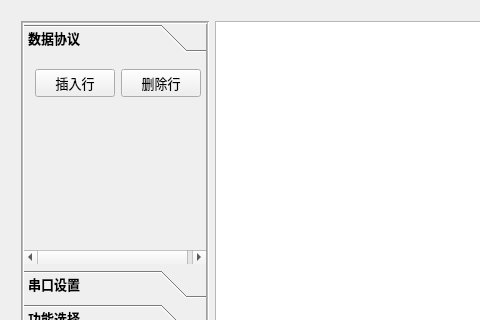
Before: the Qt Designer form mainwindow.ui in onionc/improved-bee, drawn with Qt 5; both pictures show x 0 to 480 and y 0 to 320 of the 800 by 470 pixel window.
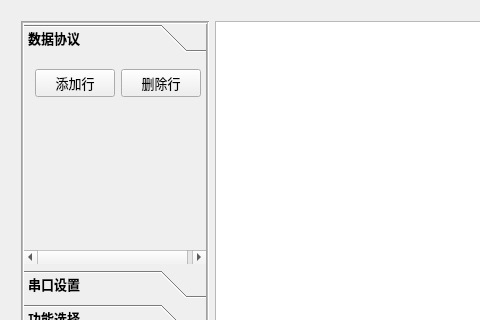
After: the same form once the commit is applied. Icons and pictures are not drawn.

Commit message: feat: 添加、删除行

The edit to the form file:
```diff
--- a/mainwindow.ui
+++ b/mainwindow.ui
@@ -85,7 +85,7 @@
               </font>
              </property>
              <property name="text">
-              <string>插入行</string>
+              <string>添加行</string>
              </property>
             </widget>
            </item>
```
Left out of the diff: 4 changed lines with no effect on the pictures. The commit also changes 3 other files.
